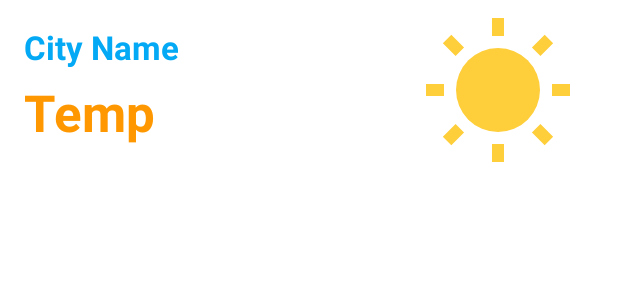
After one commit to TiagoSantosDev/Weather-App, an Android app: the layout list_item.xml on its own in the app's theme, with its tools: preview values and no code run, on a phone screen of 412 x 824 dp. The commit adds this screen. Shown: the top 300 px of the screen. Run offline under Robolectric (Android 15) with nearby library versions, the phone set to English and light mode, and no system bars.

```diff
--- a/app/build.gradle
+++ b/app/build.gradle
@@ -45,9 +45,13 @@ dependencies {
     implementation 'androidx.constraintlayout:constraintlayout:2.1.1'
     implementation 'androidx.navigation:navigation-fragment-ktx:2.3.5'
     implementation 'androidx.navigation:navigation-ui-ktx:2.3.5'
+
     implementation 'com.squareup.retrofit2:retrofit:2.9.0'
     implementation 'com.squareup.retrofit2:converter-gson:2.9.0'
     implementation 'com.squareup.okhttp3:okhttp:4.9.0'
+
+    implementation 'com.github.vipulasri:timelineview:1.1.5'
+
     implementation "com.google.android.gms:play-services-location:15.0.1"
     testImplementation 'junit:junit:4.+'
     androidTestImplementation 'androidx.test.ext:junit:1.1.3'
--- a/app/src/main/AndroidManifest.xml
+++ b/app/src/main/AndroidManifest.xml
@@ -3,6 +3,7 @@
     package="com.tiagosantos.weatherapp">
 
     <uses-permission android:name="android.permission.INTERNET" />
+    <uses-permission android:name="android.permission.ACCESS_COARSE_LOCATION" />
     <uses-permission android:name="android.permission.ACCESS_FINE_LOCATION"/>
 
     <application
--- a/app/src/main/java/com/tiagosantos/weatherapp/ui/FirstFragment.kt
+++ b/app/src/main/java/com/tiagosantos/weatherapp/ui/FirstFragment.kt
@@ -23,6 +23,8 @@ class FirstFragment : Fragment() {
         savedInstanceState: Bundle?
     ): View? {
         // Inflate the layout for this fragment
+        // viewModel.requestLocation(requireActivity().applicationContext)
+        // viewModel.getCurrentLocation(requireActivity().applicationContext, activity)
         return inflater.inflate(R.layout.fragment_first, container, false)
     }
 
--- /dev/null
+++ b/app/src/main/res/drawable-v24/sun.xml
@@ -0,0 +1,14 @@
+<vector xmlns:android="http://schemas.android.com/apk/res/android"
+    android:width="24dp"
+    android:height="24dp"
+    android:viewportWidth="24"
+    android:viewportHeight="24">
+  <path
+      android:pathData="M24,12L21,12M3,12L0,12M12,3L12,0M12,24L12,21M20.485,20.485L18.364,18.364M5.636,5.636L3.515,3.515M20.485,3.515L18.364,5.636M5.636,18.364L3.515,20.485"
+      android:strokeWidth="2"
+      android:fillColor="#00000000"
+      android:strokeColor="#FFFFCE3B"/>
+  <path
+      android:pathData="M12,5A7,7 0,1 0,12 19A7,7 0,1 0,12 5Z"
+      android:fillColor="#FFCE3B"/>
+</vector>
--- /dev/null
+++ b/app/src/main/res/layout/list_item.xml
@@ -0,0 +1,52 @@
+<?xml version="1.0" encoding="utf-8"?>
+<androidx.constraintlayout.widget.ConstraintLayout xmlns:android="http://schemas.android.com/apk/res/android"
+    xmlns:tools="http://schemas.android.com/tools"
+    xmlns:app="http://schemas.android.com/apk/res-auto"
+    android:layout_width="match_parent"
+    android:layout_height="120dp"
+    android:clickable="true"
+    android:focusable="true">
+
+    <TextView
+        android:id="@+id/cityName"
+        android:layout_width="wrap_content"
+        android:layout_height="wrap_content"
+        android:layout_marginStart="16dp"
+        android:textColor="#03A9F4"
+        android:textSize="22sp"
+        android:textStyle="bold"
+        app:layout_constraintBottom_toBottomOf="parent"
+        app:layout_constraintHorizontal_chainStyle="spread_inside"
+        app:layout_constraintStart_toStartOf="parent"
+        app:layout_constraintTop_toTopOf="parent"
+        app:layout_constraintVertical_bias="0.181"
+        tools:text="City Name" />
+
+    <TextView
+        android:id="@+id/temp"
+        android:layout_width="wrap_content"
+        android:layout_height="wrap_content"
+        android:layout_marginStart="16dp"
+        android:text="@string/temperature"
+        android:textColor="#FF9800"
+        android:textSize="34sp"
+        android:textStyle="bold"
+        app:layout_constraintBottom_toBottomOf="parent"
+        app:layout_constraintHorizontal_chainStyle="spread_inside"
+        app:layout_constraintStart_toStartOf="parent"
+        app:layout_constraintTop_toBottomOf="@+id/cityName"
+        app:layout_constraintVertical_bias="0.218"
+        tools:text="Temp" />
+
+    <ImageView
+        android:id="@+id/weatherIcon"
+        android:layout_width="96dp"
+        android:layout_height="96dp"
+        android:layout_marginEnd="32dp"
+        android:contentDescription="@string/weather_icon"
+        app:layout_constraintBottom_toBottomOf="parent"
+        app:layout_constraintEnd_toEndOf="parent"
+        app:layout_constraintTop_toTopOf="parent"
+        app:srcCompat="@drawable/sun" />
+
+</androidx.constraintlayout.widget.ConstraintLayout>
--- a/app/src/main/res/values/strings.xml
+++ b/app/src/main/res/values/strings.xml
@@ -9,4 +9,6 @@
 
     <string name="hello_first_fragment">Hello first fragment</string>
     <string name="hello_second_fragment">Hello second fragment. Arg: %1$s</string>
+    <string name="temperature">temp</string>
+    <string name="weather_icon">Weather Icon</string>
 </resources>
```
Also changed, not shown: app/src/main/java/com/tiagosantos/weatherapp/MainActivity.kt (+19 -77 lines), app/src/main/java/com/tiagosantos/weatherapp/adapters/MainAdapter.kt (added, +73 -0 lines), app/src/main/java/com/tiagosantos/weatherapp/models/ResponseAPIFields.kt (+7 -3 lines), app/src/main/java/com/tiagosantos/weatherapp/models/TimelineAttributes.kt (added, +100 -0 lines), app/src/main/java/com/tiagosantos/weatherapp/service/OpenWeatherClient.kt (+23 -3 lines), app/src/main/java/com/tiagosantos/weatherapp/ui/FirstFragmentViewModel.kt (+140 -1 lines).
